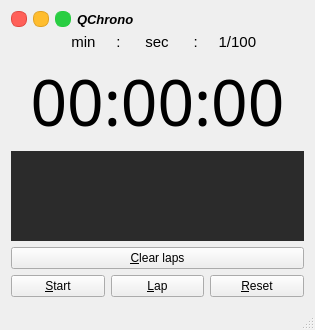
The window that mainwindow.ui (GTRONICK/QChrono) describes before a commit, drawn with Qt 5.
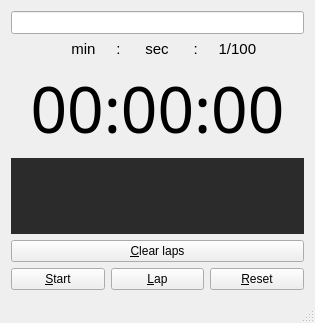
The same window after the commit. Icons and pictures are not drawn.

Commit message: Added description line edit

Diff of the .ui file:
```diff
--- a/mainwindow.ui
+++ b/mainwindow.ui
@@ -10,7 +10,7 @@
     <x>0</x>
     <y>0</y>
     <width>315</width>
-    <height>330</height>
+    <height>323</height>
    </rect>
   </property>
   <property name="windowTitle">
@@ -23,183 +23,21 @@
   <widget class="QWidget" name="centralWidget">
    <layout class="QGridLayout" name="gridLayout">
     <item row="0" column="0">
-     <layout class="QHBoxLayout" name="horizontalLayout_3">
+     <layout class="QVBoxLayout" name="verticalLayout_3">
       <item>
-       <layout class="QHBoxLayout" name="horizontalLayout_2">
-        <property name="sizeConstraint">
-         <enum>QLayout::SetFixedSize</enum>
-        </property>
-        <item>
-         <widget class="QPushButton" name="closeWindowButton">
-          <property name="minimumSize">
-           <size>
-            <width>16</width>
-            <height>16</height>
-           </size>
-          </property>
-          <property name="maximumSize">
-           <size>
-            <width>16</width>
-            <height>16</height>
-           </size>
-          </property>
-          <property name="styleSheet">
-           <string notr="true">QPushButton{ 
-	background-color: rgb(255, 96, 89);
-	border-radius:7;
-	border-width: 1px;
-	border-style: solid;
-	border-color: rgb(225, 71, 64);
-}
-QPushButton:hover{ 
-	background-color: rgb(240, 0, 0);
-	border-radius:7;
-	border-width: 1px;
-	border-style: solid;
-	border-color: rgb(225, 71, 64);
-}
-QPushButton:pressed{ 
-	background-color: rgb(220, 0, 0);
-	border-radius:7;
-	border-width: 1px;
-	border-style: solid;
-	border-color: rgb(225, 71, 64);
-}
-
-</string>
-          </property>
-          <property name="text">
-           <string/>
-          </property>
-         </widget>
-        </item>
-        <item>
-         <widget class="QPushButton" name="restoreWindowButton_2">
-          <property name="minimumSize">
-           <size>
-            <width>16</width>
-            <height>16</height>
-           </size>
-          </property>
-          <property name="maximumSize">
-           <size>
-            <width>16</width>
-            <height>16</height>
-           </size>
-          </property>
-          <property name="styleSheet">
-           <string notr="true">QPushButton{ 
-	background-color:rgb(255, 189, 46);
-	border-radius:7;
-	border-width: 1px;
-	border-style: solid;
-	border-color: rgb(223, 161, 35);
-}
-QPushButton:hover{ 
-	background-color: rgb(255, 255, 0);
-	border-radius:7;
-	border-width: 1px;
-	border-style: solid;
-	border-color: rgb(223, 161, 35);
-}
-QPushButton:pressed{ 
-	background-color: rgb(100, 100, 0);
-	border-radius:7;
-	border-width: 1px;
-	border-style: solid;
-	border-color: rgb(223, 161, 35);
-}
-
-</string>
-          </property>
-          <property name="text">
-           <string/>
-          </property>
-         </widget>
-        </item>
-        <item>
-         <widget class="QPushButton" name="restoreWindowButton">
-          <property name="minimumSize">
-           <size>
-            <width>16</width>
-            <height>16</height>
-           </size>
-          </property>
-          <property name="maximumSize">
-           <size>
-            <width>16</width>
-            <height>16</height>
-           </size>
-          </property>
-          <property name="styleSheet">
-           <string notr="true">QPushButton{ 
-	background-color: rgb(41, 206, 66);
-	border-radius:7;
-	border-width: 1px;
-	border-style: solid;
-	border-color: rgb(37, 204, 62);
-}
-QPushButton:hover{ 
-	background-color: rgb(0, 255, 0);
-	border-radius:7;
-	border-width: 1px;
-	border-style: solid;
-	border-color: rgb(37, 204, 62);
-}
-QPushButton:pressed{ 
-	background-color: rgb(40, 200, 50);
-	border-radius:7;
-	border-width: 1px;
-	border-style: solid;
-	border-color: rgb(37, 204, 62);
-}
-
-</string>
-          </property>
-          <property name="text">
-           <string/>
-          </property>
-         </widget>
-        </item>
-       </layout>
-      </item>
-      <item>
-       <widget class="QLabel" name="windowTittleLabel">
-        <property name="sizePolicy">
-         <sizepolicy hsizetype="Expanding" vsizetype="Preferred">
-          <horstretch>0</horstretch>
-          <verstretch>0</verstretch>
-         </sizepolicy>
-        </property>
+       <widget class="QLineEdit" name="tittleLineEdit">
         <property name="font">
          <font>
           <pointsize>10</pointsize>
           <weight>75</weight>
-          <italic>true</italic>
           <bold>true</bold>
          </font>
         </property>
-        <property name="text">
-         <string>QChrono</string>
-        </property>
-        <property name="scaledContents">
-         <bool>false</bool>
-        </property>
         <property name="alignment">
-         <set>Qt::AlignLeading|Qt::AlignLeft|Qt::AlignVCenter</set>
-        </property>
-        <property name="margin">
-         <number>1</number>
-        </property>
-        <property name="indent">
-         <number>-1</number>
+         <set>Qt::AlignCenter</set>
         </property>
        </widget>
       </item>
-     </layout>
-    </item>
-    <item row="1" column="0">
-     <layout class="QVBoxLayout" name="verticalLayout_3">
       <item>
        <widget class="QLabel" name="label">
         <property name="font">
@@ -242,7 +80,7 @@
       </item>
      </layout>
     </item>
-    <item row="2" column="0">
+    <item row="1" column="0">
      <layout class="QVBoxLayout" name="verticalLayout_2">
       <item>
        <widget class="QPlainTextEdit" name="gobLapTextArea">
```
